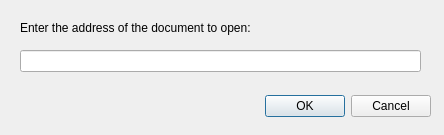
c3d/tao3D, file tao/open_uri_dialog.ui: the form before one commit.
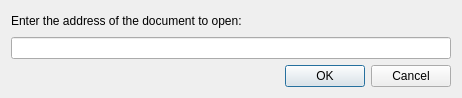
The form after the commit.

Commit message:
Add layouts to all dialog boxes of "Share" menu. Fix clone bug. Refs #286, #284.
Fixes clone bug: project cloned in invalid location (likely a
regression of commit:bbca371).

Diff of the .ui file:
```diff
--- a/tao/open_uri_dialog.ui
+++ b/tao/open_uri_dialog.ui
@@ -6,22 +6,32 @@
    <rect>
     <x>0</x>
     <y>0</y>
-    <width>444</width>
-    <height>135</height>
+    <width>462</width>
+    <height>98</height>
    </rect>
   </property>
+  <property name="sizePolicy">
+   <sizepolicy hsizetype="Preferred" vsizetype="Fixed">
+    <horstretch>0</horstretch>
+    <verstretch>0</verstretch>
+   </sizepolicy>
+  </property>
   <property name="windowTitle">
    <string>Open URI</string>
   </property>
+  <layout class="QVBoxLayout" name="verticalLayout">
+   <item>
+    <widget class="QLabel" name="msg">
+     <property name="text">
+      <string>Enter the address of the document to open:</string>
+     </property>
+    </widget>
+   </item>
+   <item>
+    <widget class="QLineEdit" name="uriEdit"/>
+   </item>
+   <item>
   <widget class="QDialogButtonBox" name="buttonBox">
-   <property name="geometry">
-    <rect>
-     <x>90</x>
-     <y>90</y>
-     <width>341</width>
-     <height>32</height>
-    </rect>
-   </property>
    <property name="orientation">
     <enum>Qt::Horizontal</enum>
    </property>
@@ -29,29 +39,8 @@
     <set>QDialogButtonBox::Cancel|QDialogButtonBox::Ok</set>
    </property>
   </widget>
-  <widget class="QLabel" name="msg">
-   <property name="geometry">
-    <rect>
-     <x>20</x>
-     <y>20</y>
-     <width>391</width>
-     <height>16</height>
-    </rect>
-   </property>
-   <property name="text">
-    <string>Enter the address of the document to open:</string>
-   </property>
-  </widget>
-  <widget class="QLineEdit" name="uriEdit">
-   <property name="geometry">
-    <rect>
-     <x>20</x>
-     <y>50</y>
-     <width>401</width>
-     <height>22</height>
-    </rect>
-   </property>
-  </widget>
+   </item>
+  </layout>
  </widget>
  <resources/>
  <connections>
```
Lines whose indentation alone changed are shown as unchanged. The commit also changes 11 other files.
